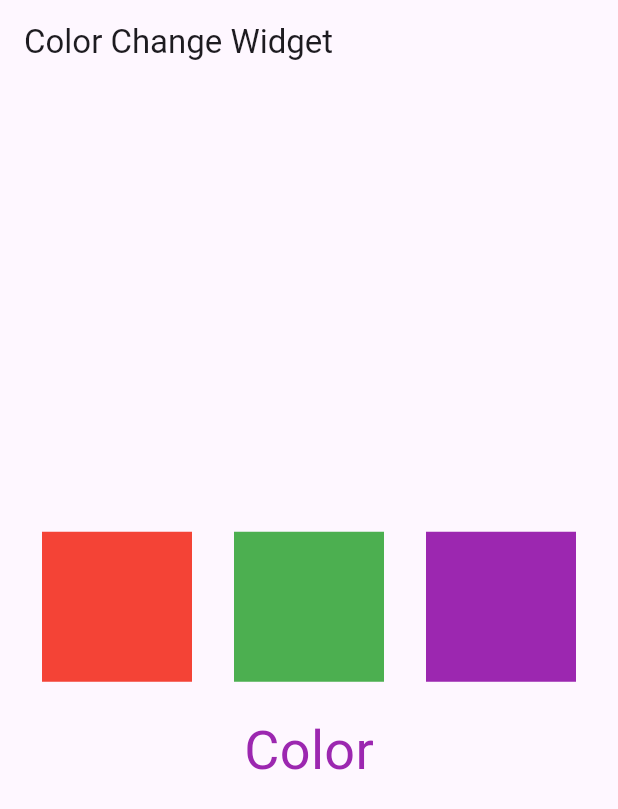
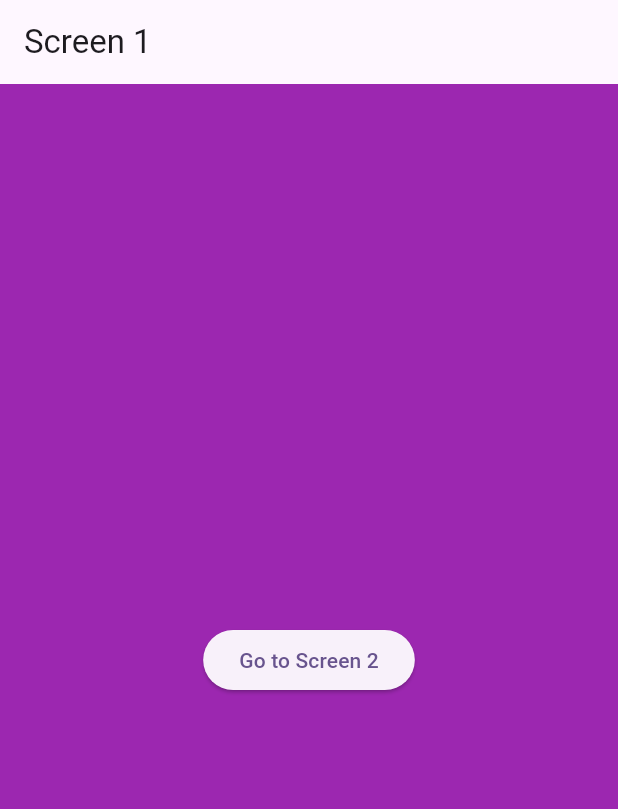
Before and after one commit to Alvarado08/flutter_course, a Flutter app: the screen it shows after launch, on a phone screen of 412 x 824 dp. Shown: the top 809 px of the screen. Run offline on Flutter 3.47's test engine with Material 3 defaults, Android fonts, the phone set to English and light mode, and no system bars.

Commit message:
Anonymous routing
Created two screens. Learned about anonymous routing. Learned about Navigator.push and Navigator.pop.

```diff
--- a/lib/main.dart
+++ b/lib/main.dart
@@ -1,5 +1,6 @@
 import 'package:flutter/material.dart';
-import 'color_swap.dart';
+import 'package:flutter_course/screens/screen_1.dart';
+//import 'color_swap.dart';
 
 void main() {
   runApp(const MyApp());
@@ -17,7 +18,7 @@ class MyApp extends StatelessWidget {
       theme: ThemeData(
         colorScheme: ColorScheme.fromSeed(seedColor: Colors.deepPurple),
       ),
-      home: const ColorSwap(),
+      home: const Screen1(),
     );
   }
 }
--- /dev/null
+++ b/lib/screens/screen_1.dart
@@ -0,0 +1,25 @@
+import 'package:flutter/material.dart';
+import 'package:flutter_course/screens/screen_2.dart';
+
+class Screen1 extends StatelessWidget {
+  const Screen1({super.key});
+
+  @override
+  Widget build(BuildContext context) {
+    return Scaffold(
+      appBar: AppBar(title: const Text('Screen 1')),
+      body: Center(
+        child: ElevatedButton(
+          onPressed: () {
+            Navigator.push(
+              context,
+              MaterialPageRoute(builder: (context) => const Screen2()),
+            );
+          },
+          child: Text('Go to Screen 2'),
+        ),
+      ),
+      backgroundColor: Colors.purple,
+    );
+  }
+}
```
Also changed, not shown: lib/screens/screen_2.dart (added, +21 -0 lines).
